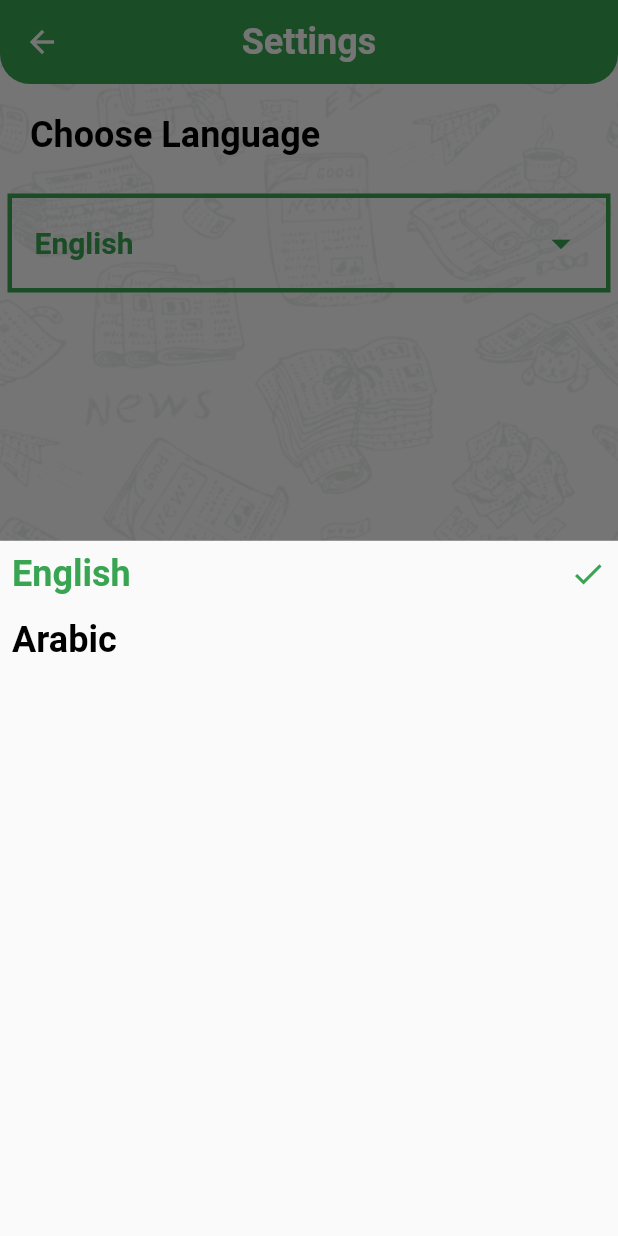
After one commit to Mohamedfouadelabd/newsapp, a Flutter app: the SettingsTap screen opened by its route, after a tap on "English", on a phone screen of 412 x 824 dp. The commit adds this screen. Run offline on Flutter 3.47's test engine with Material 2 defaults, Android fonts, the phone set to English and light mode, and no system bars; our stand-ins replace cached_network_image, shared_preferences; accounts and stored records are empty; generated files the repository leaves out were written again.

Commit message:
settings

```diff
--- a/lib/Home/category_Item.dart
+++ b/lib/Home/category_Item.dart
@@ -10,7 +10,7 @@ class CategoryItem extends StatelessWidget {
   Widget build(BuildContext context) {
     return Container(
 
-      margin: EdgeInsets.all(7),
+      margin: EdgeInsets.all(3),
       decoration: BoxDecoration(
         color: categoryModel.color,
       borderRadius: BorderRadius.circular(10),
--- a/lib/Home/category_fragment.dart
+++ b/lib/Home/category_fragment.dart
@@ -26,7 +26,9 @@ var categoryList=CategoryModel.getCategory(context);
           child: GridView.builder(
             itemCount: categoryList.length,
             gridDelegate: SliverGridDelegateWithFixedCrossAxisCount(
-                crossAxisCount: 2
+                crossAxisCount: 2,crossAxisSpacing: 5,
+
+
             ),
             itemBuilder: (context, index) {
               return InkWell(
--- a/lib/Home/drawer_Item.dart
+++ b/lib/Home/drawer_Item.dart
@@ -1,8 +1,10 @@
 
 
 import 'package:flutter/material.dart';
+import 'package:newsapp/Home/home_screen.dart';
 import 'package:newsapp/Theme/my_them.dart';
 import 'package:flutter_gen/gen_l10n/app_localizations.dart';
+import 'package:newsapp/settings/settings-tap.dart';
 class DraweItem extends StatelessWidget {
 
 
@@ -22,40 +24,82 @@ class DraweItem extends StatelessWidget {
             )),
           ),
 
-Padding(
+InkWell(
+  onTap: (){
+    Navigator.of(context).pushNamed(HomeScreen.routeName);
+
+  },
+  child:   Padding(
+
     padding: const EdgeInsets.all(8.0),
+
     child:   Row(
+
+
 
       children: [
 
+
+
         Icon(Icons.list,
+
+
 
         size: 40,
 
+
+
         ),
 
+
+
     SizedBox(
+
+
 
       width: MediaQuery.of(context).size.width*0.05,
 
 
 
+
+
+
+
     ),
 
+
+
      Text(AppLocalizations.of(context)!.categories,
+
+
 
      style:Theme.of(context).textTheme.titleLarge,
 
 
 
+
+
+
+
      ),
 
+
+
       ],
+
+
+
+    ),
 
   ),
 ),
 
-          Padding(
+          InkWell(
+           onTap: (){
+             Navigator.of(context).pushNamed(SettingsTap.routeName);
+
+           },
+            child: Padding(
               padding: const EdgeInsets.all(8.0),
               child:   Row(
 
@@ -87,6 +131,7 @@ Padding(
 
               ),
             ),
+          ),
         ],
       ),
     );
--- a/lib/l10n/app_ar.arb
+++ b/lib/l10n/app_ar.arb
@@ -6,8 +6,7 @@
   "settings": "الإعدادات",
   "language": "اللغة",
   "theme": "المظهر",
-  "light": "فاتح",
-  "dark": "داكن",
+
 
   "business": "أعمال",
   "sports": "رياضة",
@@ -27,7 +26,8 @@
   "source": "المصدر",
 
   "chooseLanguage": "اختر اللغة",
-  "chooseTheme": "اختر المظهر",
+   "english": "انجليزي",
+  "arabic": "عربي",
 
   "search": "بحث",
   "searchHint": "ابحث عن الأخبار...",
--- a/lib/l10n/app_en.arb
+++ b/lib/l10n/app_en.arb
@@ -6,8 +6,7 @@
   "settings": "Settings",
   "language": "Language",
   "theme": "Theme",
-  "light": "Light",
-  "dark": "Dark",
+
 
   "business": "Business",
   "sports": "Sports",
@@ -17,18 +16,15 @@
   "entertainment": "Entertainment",
   "general": "General",
 
-  "loading": "Loading...",
-  "errorLoading": "Error loading data. Please try again.",
-  "noNewsAvailable": "No news available.",
-  "retry": "Retry",
+
 
   "newsDetails": "News Details",
   "readMore": "Read more",
   "source": "Source",
 
   "chooseLanguage": "Choose Language",
-  "chooseTheme": "Choose Theme",
-
+  "english": "English",
+ "arabic": "Arabic",
   "search": "Search",
   "searchHint": "Search for news...",
   "searchEmpty": "No results found for your search."
--- a/lib/main.dart
+++ b/lib/main.dart
@@ -2,6 +2,7 @@ import 'package:flutter/material.dart';
 import 'package:newsapp/Home/home_screen.dart';
 import 'package:newsapp/Theme/my_them.dart';
 import 'package:newsapp/provider/app_config_provider.dart';
+import 'package:newsapp/settings/settings-tap.dart';
 import 'package:provider/provider.dart';
 import 'package:shared_preferences/shared_preferences.dart';
 import 'package:flutter_gen/gen_l10n/app_localizations.dart';
@@ -22,6 +23,7 @@ class MyApp extends StatelessWidget {
       initialRoute: HomeScreen.routeName,
       routes: {
         HomeScreen.routeName: (context) => HomeScreen(),
+        SettingsTap.routeName: (context) => SettingsTap(),
       },
       theme: MyTheme.lightMode,
       locale: Locale(provider.appLanguage),
--- /dev/null
+++ b/lib/settings/language_sheet.dart
@@ -0,0 +1,88 @@
+import 'package:flutter/material.dart';
+import 'package:flutter_gen/gen_l10n/app_localizations.dart';
+import 'package:newsapp/provider/app_config_provider.dart';
+import 'package:provider/provider.dart';
+
+import '../Theme/my_them.dart';
+class LanguageSheet extends StatefulWidget {
+
+
+  @override
+  State<LanguageSheet> createState() => _LanguageSheetState();
+}
+
+class _LanguageSheetState extends State<LanguageSheet> {
+  @override
+  Widget build(BuildContext context) {
+   var provider =Provider.of<AppConfigProvider>(context);
+    return Container(
+
+      decoration: BoxDecoration(
+        borderRadius: BorderRadius.circular(10),
+      ),
+    child: Column(
+      children: [
+
+        InkWell(
+          onTap: (){
+            provider.changeLanguage('en');
+          },
+          child:  provider.appLanguage=='en'?selected(AppLocalizations.of(context)!.english):
+          unselected(AppLocalizations.of(context)!.english),
+        ),
+        InkWell(
+          onTap: (){
+            provider.changeLanguage('ar');
+
+          },
+          child: provider.appLanguage=='ar'?selected(AppLocalizations.of(context)!.arabic):
+              unselected(AppLocalizations.of(context)!.arabic),
+        ),
+
+      ],
+
+
+    ),
+    );
+  }
+
+Widget selected(String titel){
+    return  Padding(
+      padding: const EdgeInsets.all(8.0),
+      child: Row(
+        mainAxisAlignment: MainAxisAlignment.spaceBetween,
+        children: [
+          Text(titel,
+            style: Theme.of(context).textTheme.titleLarge!.copyWith(
+                color: MyTheme.primary
+            ),
+
+
+          ),
+          Icon(Icons.check,
+            color: MyTheme.primary,
+
+          ),
+
+        ],),
+    );
+}
+Widget unselected(String titel){
+    return Padding(
+      padding: const EdgeInsets.all(8.0),
+      child: Row(children: [
+        Text(titel,
+          style: Theme.of(context).textTheme.titleLarge!.copyWith(
+              color: MyTheme.black
+          ),
+
+
+        ),
+
+
+      ],),
+    );
+
+}
+
+}
--- /dev/null
+++ b/lib/settings/settings-tap.dart
@@ -0,0 +1,99 @@
+
+
+import 'package:flutter/material.dart';
+import 'package:flutter_gen/gen_l10n/app_localizations.dart';
+import 'package:newsapp/settings/language_sheet.dart';
+import 'package:provider/provider.dart';
+
+import '../Theme/my_them.dart';
+import '../provider/app_config_provider.dart';
+class SettingsTap extends StatefulWidget {
+static const String routeName='settings';
+
+  @override
+  State<SettingsTap> createState() => _SettingsTapState();
+}
+
+class _SettingsTapState extends State<SettingsTap> {
+  @override
+  Widget build(BuildContext context) {
+    var provider =Provider.of<AppConfigProvider>(context);
+    return Stack(
+      children: [
+        Container(
+          color: MyTheme.white,
+          child: Image.asset(
+            'assets/images/main_background.png',
+            height: double.infinity,
+            width: double.infinity,
+            fit: BoxFit.cover,
+          ),
+        ),
+        Scaffold(
+          appBar: AppBar(
+            title: Text(AppLocalizations.of(context)!.settings),
+
+
+          ),
+body: Column(
+crossAxisAlignment: CrossAxisAlignment.start,
+  children: [
+Padding(
+  padding: const EdgeInsets.all(20),
+  child:   Text(AppLocalizations.of(context)!.chooseLanguage,
+  style: Theme.of(context).textTheme.titleLarge,
+
+  ),
+),
+    InkWell(
+onTap: (){
+  showLanguage();
+
+},
+
+      child: Container(
+        padding: EdgeInsets.all(15),
+       margin: EdgeInsets.all(5),
+        decoration: BoxDecoration(
+          border: Border.all(
+            width: 3,
+            color: MyTheme.primary
+          )
+        ),
+      child: Row(
+      mainAxisAlignment: MainAxisAlignment.spaceBetween,
+        children: [
+          Text( provider.appLanguage=='en'?(AppLocalizations.of(context)!.english):
+    (AppLocalizations.of(context)!.arabic),
+          style: Theme.of(context).textTheme.titleMedium!.copyWith(
+            color: MyTheme.primary
+          ),
+          ),
+Icon(Icons.arrow_drop_down,
+size: 30,
+  color:MyTheme.primary,
+
+),
+        ],
+      ),
+      ),
+    )
+
+  ],
+
+),
+        ),
+      ],
+    );
+  }
+
+  void showLanguage() {
+    showModalBottomSheet(context: context, builder: (context) {
+      return LanguageSheet();
+
+
+    },);
+
+
+  }
+}
```
Lines whose indentation alone changed are shown as unchanged.
